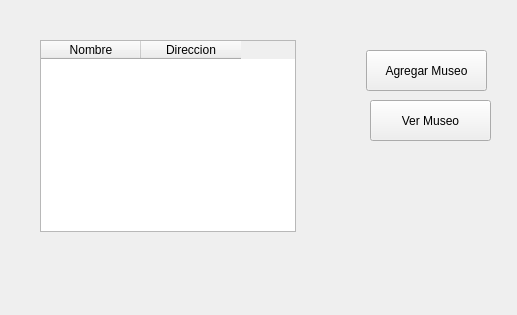
Above: api_museos/interfaz/principal.ui from belwalter/curso_python_2018 before the change. Below: the same form after it.
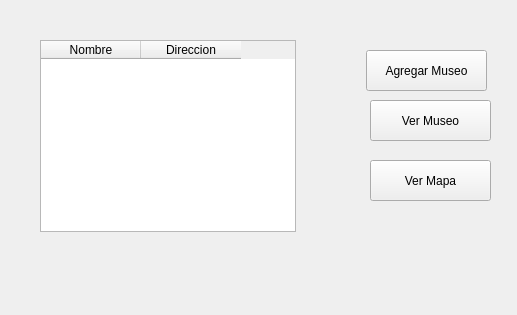
That is the form after the change.

The edit to the form file:
```diff
--- a/api_museos/interfaz/principal.ui
+++ b/api_museos/interfaz/principal.ui
@@ -60,6 +60,19 @@
      </property>
     </column>
    </widget>
+   <widget class="QPushButton" name="mapa">
+    <property name="geometry">
+     <rect>
+      <x>370</x>
+      <y>160</y>
+      <width>121</width>
+      <height>41</height>
+     </rect>
+    </property>
+    <property name="text">
+     <string>Ver Mapa</string>
+    </property>
+   </widget>
   </widget>
  </widget>
  <resources/>
```
